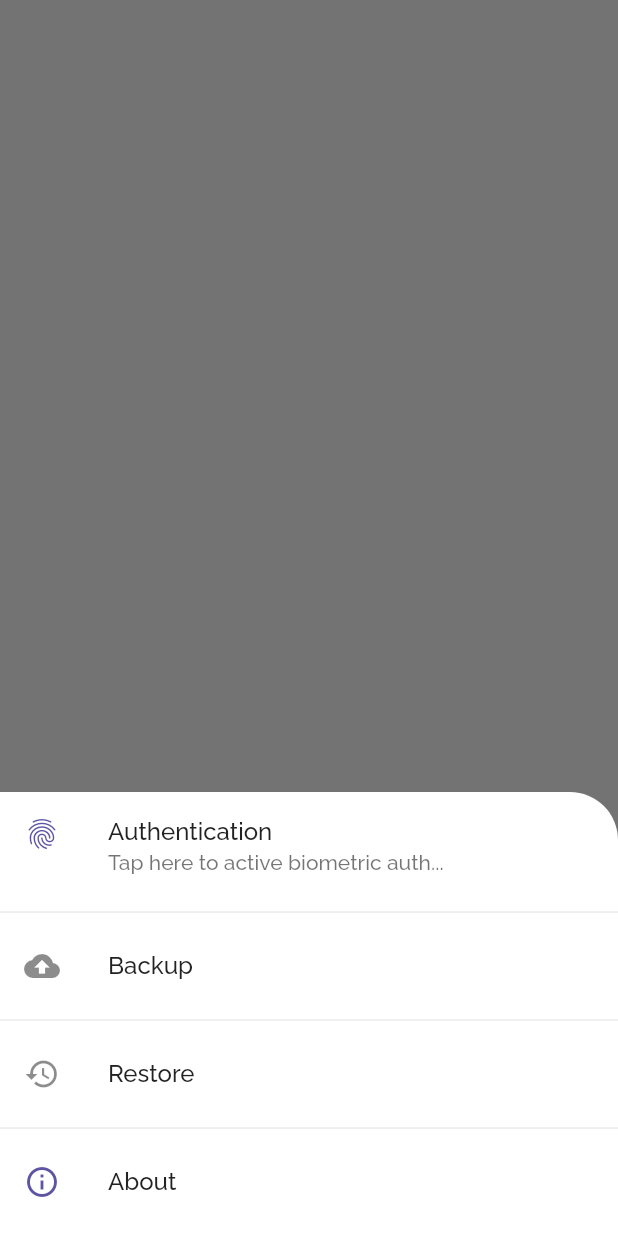
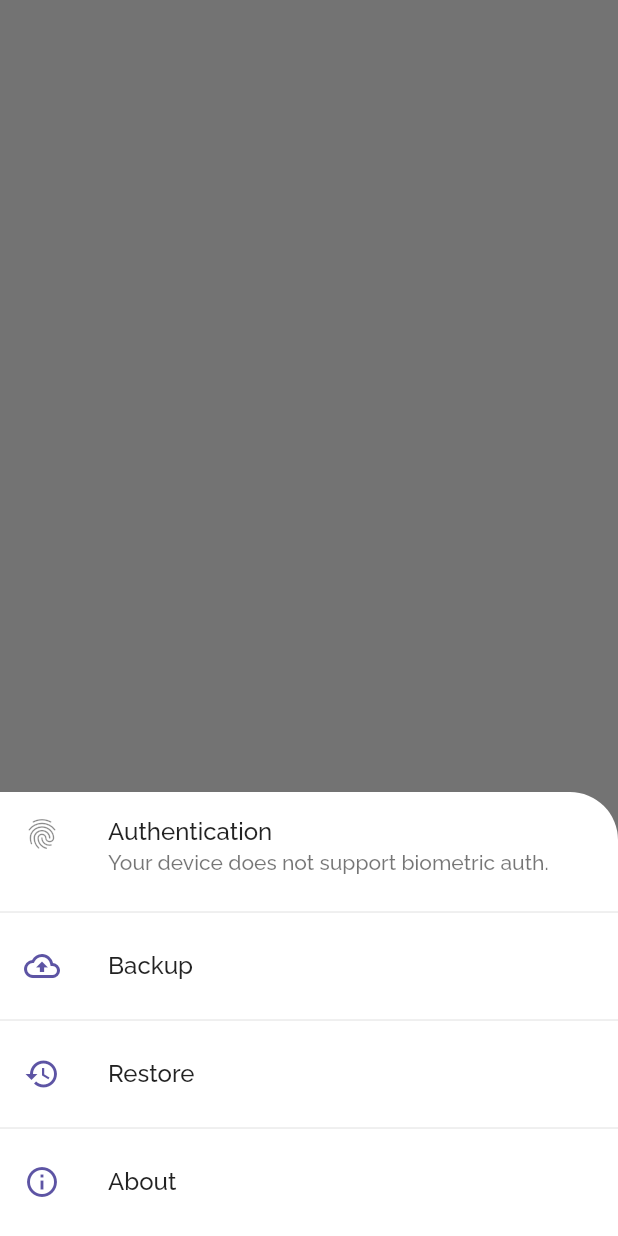
Before and after one commit to gabrimatic/passes_box, a Flutter app: the screen it shows after launch, after a tap on the "settings" icon, on a phone screen of 412 x 824 dp. Run offline on Flutter 3.47's test engine with Material 2 defaults, Android fonts, the light colour scheme and no system bars; our stand-ins replace bloc, file_picker, flutter_bloc, flutter_secure_storage, get, local_auth and 2 more; missing offline and left inert: android_path_provider, encrypt; accounts and stored records are empty.

Commit message:
App version 1 released. Android icon fixed. Strings edited. IO saves in downlod dir. IO shows snackbar.

```diff
--- a/lib/app.dart
+++ b/lib/app.dart
@@ -12,7 +12,7 @@ class PassesBoxApp extends StatelessWidget {
         create: (context) => HomeCubit()..loadAll(),
         child: GetMaterialApp(
           home: SplashPage(),
-          title: 'Passes Box',
+          title: 'PassesBox',
           debugShowCheckedModeBanner: false,
           theme: ThemeData(
             fontFamily: 'raleway',
--- a/lib/src/home/dialogs/dialogs.dart
+++ b/lib/src/home/dialogs/dialogs.dart
@@ -151,6 +151,8 @@ Future<void> passwordDialog({
                   TextFormField(
                     controller: titleC,
                     maxLength: 64,
+                    textInputAction: TextInputAction.next,
+                    keyboardType: TextInputType.url,
                     decoration: const InputDecoration(
                       counterText: '',
                       labelText: 'Title',
@@ -162,6 +164,8 @@ Future<void> passwordDialog({
                   TextFormField(
                     controller: usernameC,
                     maxLength: 64,
+                    textInputAction: TextInputAction.next,
+                    keyboardType: TextInputType.emailAddress,
                     decoration: const InputDecoration(
                       counterText: '',
                       labelText: 'Username',
@@ -173,6 +177,8 @@ Future<void> passwordDialog({
                   TextFormField(
                     controller: passwordC,
                     maxLength: 64,
+                    textInputAction: TextInputAction.done,
+                    keyboardType: TextInputType.visiblePassword,
                     decoration: InputDecoration(
                       counterText: '',
                       labelText: 'Password',
@@ -210,9 +216,7 @@ Future<void> passwordDialog({
               materialTapTargetSize: MaterialTapTargetSize.shrinkWrap,
               icon: const Icon(Icons.save_rounded),
               onPressed: () async {
-                if (titleC.text.isEmpty ||
-                    passwordC.text.isEmpty ||
-                    usernameC.text.isEmpty) return;
+                if (passwordC.text.isEmpty) return;
 
                 if (model == null) {
                   final passwordModel = PasswordModel(
@@ -221,8 +225,6 @@ Future<void> passwordDialog({
                     username: usernameC.text,
                     imageName: imageName,
                   );
-                  await PassesDB.insert(passwordModel);
-
                   Get.context!.read<HomeCubit>().addPassword(passwordModel);
                 } else {
                   final passwordModel = PasswordModel(
@@ -232,9 +234,9 @@ Future<void> passwordDialog({
                     username: usernameC.text,
                     imageName: imageName,
                   );
-                  await PassesDB.update(passwordModel);
                   Get.context!.read<HomeCubit>().updatePassword(passwordModel);
                 }
+
                 Get.back(closeOverlays: true);
               },
             ),
@@ -258,7 +260,7 @@ Future<void> deleteDialog(
 ) =>
     Get.defaultDialog(
       title: 'Delete',
-      content: Text('Are you sure to delete "${model.title}"?'),
+      content: Text('Are you sure to delete the "${model.title}"?'),
       textConfirm: 'Delete',
       confirmTextColor: Colors.white,
       onConfirm: () async {
@@ -330,9 +332,16 @@ Future<void> deleteDialog(
 //     );
 
 Future<void> settings() async {
+  final localAuth = LocalAuthentication();
+  final canUseAuth = (await localAuth.canCheckBiometrics) &&
+      (await localAuth.getAvailableBiometrics()).isNotEmpty;
+
+  bool hasAuth = false;
   const storage = FlutterSecureStorage();
-  final auth = await storage.read(key: 'auth');
-  final hasAuth = auth != null;
+  if (canUseAuth) {
+    final auth = await storage.read(key: 'auth');
+    hasAuth = auth != null;
+  }
 
   await Get.bottomSheet(
     Column(
@@ -340,14 +349,16 @@ Future<void> settings() async {
       children: [
         ListTile(
           title: const Text('Authentication'),
-          leading: const Icon(
+          leading: Icon(
             Icons.fingerprint_rounded,
-            color: appColor3,
+            color: canUseAuth ? appColor3 : null,
           ),
-          subtitle: hasAuth
-              ? const Text('PassesBox uses biometric auth.')
-              : const Text('Tap here to active biometric auth...'),
-          trailing: hasAuth
+          subtitle: canUseAuth
+              ? (hasAuth
+                  ? const Text('PassesBox is using biometric auth.')
+                  : const Text('Tap here to active biometric auth.'))
+              : const Text('Your device does not support biometric auth.'),
+          trailing: (canUseAuth && hasAuth)
               ? IconButton(
                   icon: const Icon(Icons.delete),
                   onPressed: () async {
@@ -356,18 +367,24 @@ Future<void> settings() async {
                   },
                 )
               : null,
-          onTap: hasAuth ? null : authenticate,
+          onTap: (canUseAuth && hasAuth) ? _authenticate : null,
         ),
         const Divider(),
         const ListTile(
           title: Text('Backup'),
-          leading: Icon(Icons.backup),
+          leading: Icon(
+            Icons.backup_outlined,
+            color: appColor3,
+          ),
           onTap: backup,
         ),
         const Divider(),
         const ListTile(
           title: Text('Restore'),
-          leading: Icon(Icons.restore),
+          leading: Icon(
+            Icons.restore,
+            color: appColor3,
+          ),
           onTap: restore,
         ),
         const Divider(),
@@ -401,10 +418,8 @@ Future<void> settings() async {
   );
 }
 
-Future<void> authenticate() async {
+Future<void> _authenticate() async {
   final localAuth = LocalAuthentication();
-
-  if (!(await localAuth.canCheckBiometrics)) return;
 
   final didAuthenticate = await localAuth.authenticate(
     localizedReason: 'Please authenticate to enable biometric auth.',
--- a/pubspec.yaml
+++ b/pubspec.yaml
@@ -8,7 +8,7 @@ environment:
   sdk: '>=2.12.0 <3.0.0'
 
 dependencies:
-  path_provider: any
+  android_path_provider: any
   flutter_bloc: any
   file_picker: any
   permission_handler: any
@@ -36,7 +36,7 @@ dev_dependencies:
 flutter_icons:
   android: true
   ios: true
-  image_path: "assets/images/icons/logo_back.jpg"
+  image_path: "assets/images/icons/logo_trans.png"
 
 flutter:
   uses-material-design: true
```
Also changed, not shown: lib/core/values/strings.dart (+6 -5 lines), lib/core/widgets/widgets.dart (added, +23 -0 lines), lib/src/home/cubit/io.dart (+7 -4 lines), lib/src/home/view/home.dart (+44 -8 lines), pubspec.lock, 23 other files.
